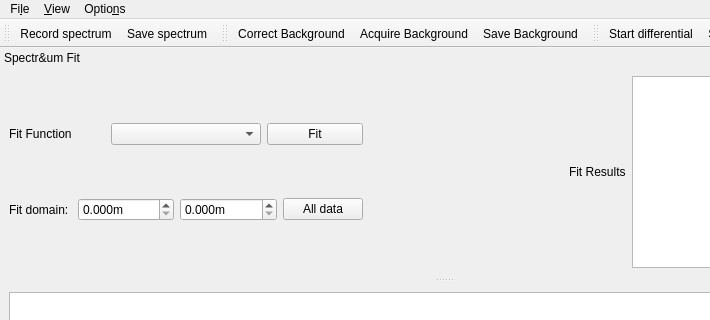
Ulm-IQO/qudi, file gui/spectrometer/ui_spectrometer.ui: the form before one commit; both pictures show x 0 to 710 and y 0 to 320 of the 888 by 780 pixel window.
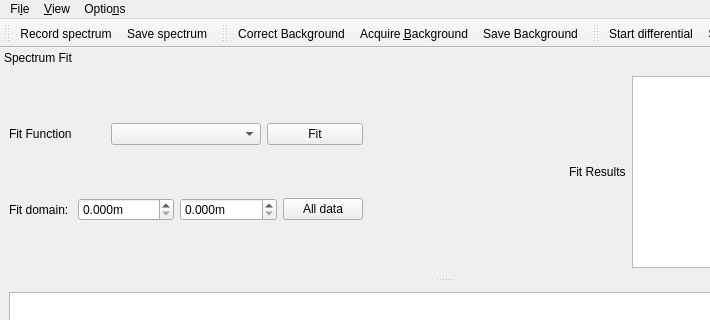
The form after the commit. Icons and pictures are not drawn. Custom widgets are drawn as their Qt base class.

Commit message: The & selection as Shortcut does not work for Widget Titles, so I removed it. Also added the other shortcuts to the tooltips.

```diff
--- a/gui/spectrometer/ui_spectrometer.ui
+++ b/gui/spectrometer/ui_spectrometer.ui
@@ -104,7 +104,7 @@
     </sizepolicy>
    </property>
    <property name="windowTitle">
-    <string>Spectr&amp;um Fit</string>
+    <string>Spectrum Fit</string>
    </property>
    <attribute name="dockWidgetArea">
     <number>4</number>
@@ -319,6 +319,9 @@
    <property name="text">
     <string>Acquire Background</string>
    </property>
+   <property name="iconText">
+    <string>Acquire &amp;Background</string>
+   </property>
    <property name="toolTip">
     <string>Acquire Background Spectrum</string>
    </property>
@@ -336,7 +339,7 @@
      <normalon>../../artwork/styles/application/qdark/checkbox_checked.png</normalon>../../artwork/styles/application/qdark/checkbox_unchecked.png</iconset>
    </property>
    <property name="text">
-    <string>Correct Background</string>
+    <string>&amp;Correct Background</string>
    </property>
    <property name="toolTip">
     <string>Select if the background correction should be appied</string>
```
Left out of the diff: 22 changed lines with no effect on the pictures.
